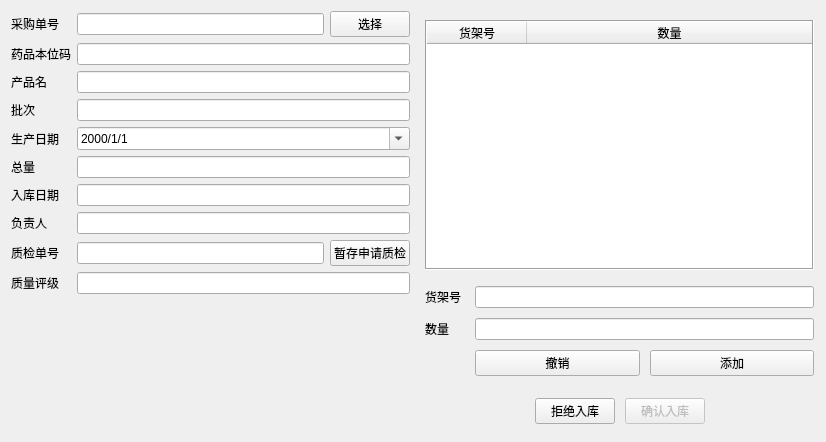
The window that in_recorder.ui (owlsome2501/medicines_dbs) describes before a commit, drawn with Qt 5.
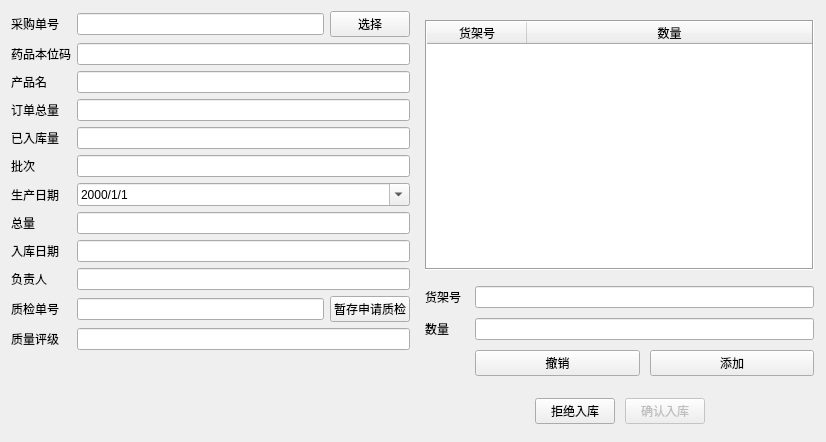
The same window after the commit.

```diff
--- a/in_recorder.ui
+++ b/in_recorder.ui
@@ -70,68 +70,92 @@
       </widget>
      </item>
      <item row="3" column="0">
+      <widget class="QLabel" name="label_14">
+       <property name="text">
+        <string>订单总量</string>
+       </property>
+      </widget>
+     </item>
+     <item row="4" column="0">
+      <widget class="QLabel" name="label_13">
+       <property name="text">
+        <string>已入库量</string>
+       </property>
+      </widget>
+     </item>
+     <item row="5" column="0">
       <widget class="QLabel" name="label_3">
        <property name="text">
         <string>批次</string>
        </property>
       </widget>
      </item>
-     <item row="3" column="1">
+     <item row="5" column="1">
       <widget class="QLineEdit" name="batch_num"/>
      </item>
-     <item row="4" column="0">
+     <item row="6" column="0">
       <widget class="QLabel" name="label_10">
        <property name="text">
         <string>生产日期</string>
        </property>
       </widget>
      </item>
-     <item row="5" column="0">
+     <item row="6" column="1">
+      <widget class="QDateEdit" name="production_date">
+       <property name="displayFormat">
+        <string>yyyy/M/d</string>
+       </property>
+       <property name="calendarPopup">
+        <bool>true</bool>
+       </property>
+      </widget>
+     </item>
+     <item row="7" column="0">
       <widget class="QLabel" name="label_4">
        <property name="text">
         <string>总量</string>
        </property>
       </widget>
      </item>
-     <item row="5" column="1">
+     <item row="7" column="1">
       <widget class="QLineEdit" name="all_num"/>
      </item>
-     <item row="6" column="0">
+     <item row="8" column="0">
       <widget class="QLabel" name="label_5">
        <property name="text">
         <string>入库日期</string>
        </property>
       </widget>
      </item>
-     <item row="6" column="1">
+     <item row="8" column="1">
       <widget class="QLineEdit" name="date">
        <property name="readOnly">
         <bool>true</bool>
        </property>
       </widget>
      </item>
-     <item row="7" column="0">
+     <item row="9" column="0">
       <widget class="QLabel" name="label_6">
        <property name="text">
         <string>负责人</string>
        </property>
       </widget>
      </item>
-     <item row="7" column="1">
+     <item row="9" column="1">
       <widget class="QLineEdit" name="staff">
        <property name="readOnly">
         <bool>true</bool>
        </property>
       </widget>
      </item>
-     <item row="8" column="0">
+     <item row="10" column="0">
       <widget class="QLabel" name="label_8">
        <property name="text">
         <string>质检单号</string>
        </property>
       </widget>
      </item>
-     <item row="8" column="1">
+     <item row="10" column="1">
       <layout class="QHBoxLayout" name="horizontalLayout_2">
        <item>
         <widget class="QLineEdit" name="qur_id">
@@ -149,26 +173,30 @@
        </item>
       </layout>
      </item>
-     <item row="9" column="0">
+     <item row="11" column="0">
       <widget class="QLabel" name="label_9">
        <property name="text">
         <string>质量评级</string>
        </property>
       </widget>
      </item>
-     <item row="9" column="1">
+     <item row="11" column="1">
       <widget class="QLineEdit" name="quality">
        <property name="readOnly">
         <bool>true</bool>
        </property>
       </widget>
      </item>
+     <item row="3" column="1">
+      <widget class="QLineEdit" name="pur_num">
+       <property name="readOnly">
+        <bool>true</bool>
+       </property>
+      </widget>
+     </item>
      <item row="4" column="1">
-      <widget class="QDateEdit" name="production_date">
-       <property name="displayFormat">
-        <string>yyyy/M/d</string>
-       </property>
-       <property name="calendarPopup">
+      <widget class="QLineEdit" name="goted">
+       <property name="readOnly">
         <bool>true</bool>
        </property>
       </widget>
@@ -247,6 +275,24 @@
         <item row="1" column="1">
          <widget class="QLineEdit" name="num"/>
         </item>
+        <item row="2" column="1">
+         <layout class="QHBoxLayout" name="horizontalLayout_4">
+          <item>
+           <widget class="QPushButton" name="rollback">
+            <property name="text">
+             <string>撤销</string>
+            </property>
+           </widget>
+          </item>
+          <item>
+           <widget class="QPushButton" name="insert">
+            <property name="text">
+             <string>添加</string>
+            </property>
+           </widget>
+          </item>
+         </layout>
+        </item>
         <item row="2" column="0">
          <spacer name="horizontalSpacer_3">
           <property name="orientation">
@@ -260,24 +306,6 @@
           </property>
          </spacer>
         </item>
-        <item row="2" column="1">
-         <layout class="QHBoxLayout" name="horizontalLayout_4">
-          <item>
-           <widget class="QPushButton" name="rollback">
-            <property name="text">
-             <string>撤销</string>
-            </property>
-           </widget>
-          </item>
-          <item>
-           <widget class="QPushButton" name="insert">
-            <property name="text">
-             <string>添加</string>
-            </property>
-           </widget>
-          </item>
-         </layout>
-        </item>
        </layout>
       </item>
       <item>
```
